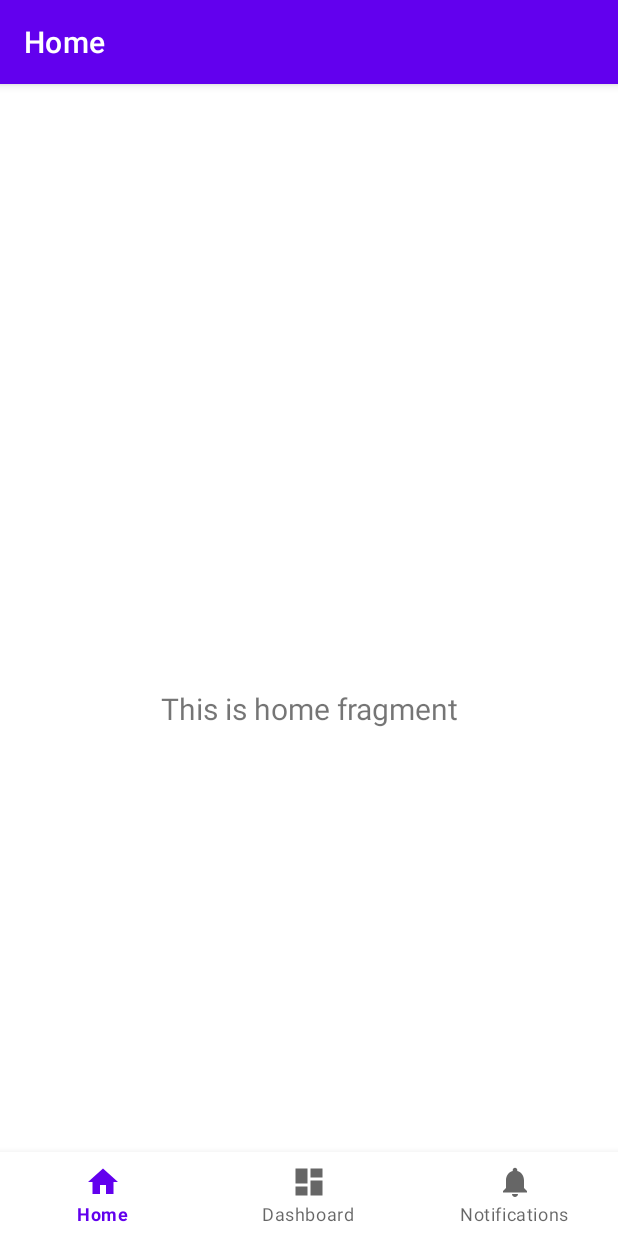
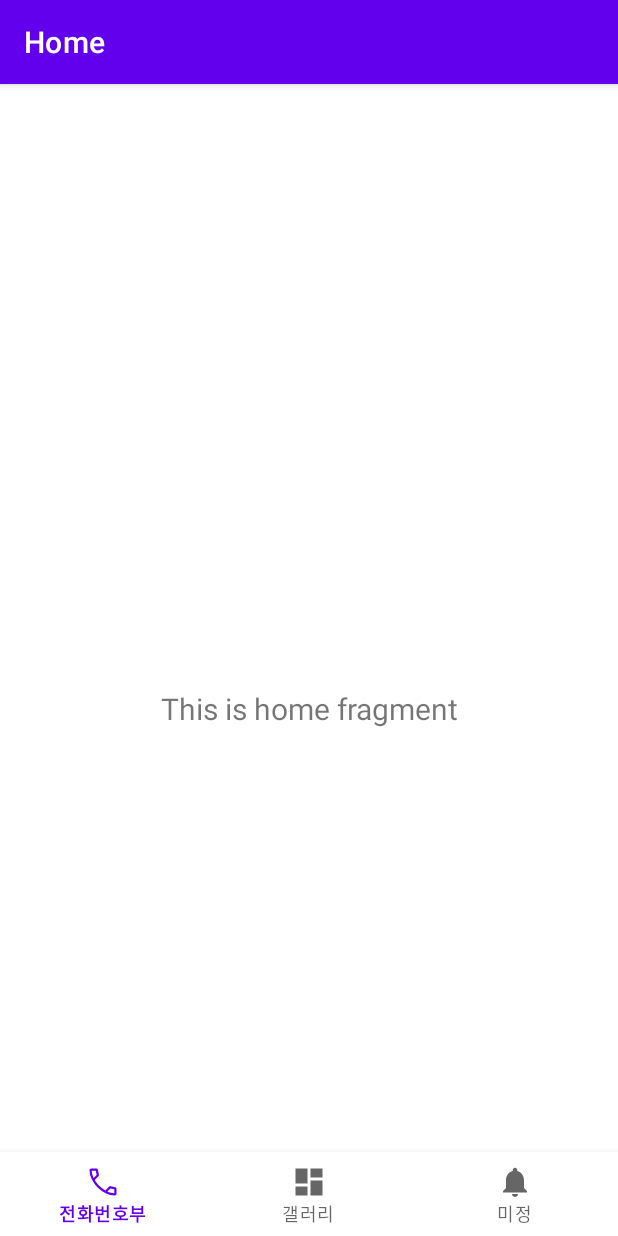
Before and after one commit to hyunseo-k/hw1, an Android app: the screen it shows after launch (MainActivity), on a phone screen of 412 x 824 dp. Run offline under Robolectric (Android 15) with nearby library versions, the phone set to English and light mode, and no system bars; our stand-ins replace navigation-ui.

Commit message:
menu bar 수정

```diff
--- /dev/null
+++ b/app/src/main/res/drawable/ic_phone.xml
@@ -0,0 +1,4 @@
+<vector android:height="24dp" android:viewportHeight="960"
+    android:viewportWidth="960" android:width="24dp" xmlns:android="http://schemas.android.com/apk/res/android">
+    <path android:fillColor="#FF000000" android:pathData="M795,840q-122,0 -242.5,-60T336,624q-96,-96 -156,-216.5T120,165q0,-19.29 12.86,-32.14T165,120h140q13.61,0 24.31,9.5Q340,139 343,155l27,126q2,14 -0.5,25.5T359,326L259,427q56,93 125.5,162T542,706l95,-98q10,-11 23,-15.5t26,-1.5l119,26q15.31,3.38 25.16,15.19Q840,644 840,660v135q0,19.29 -12.86,32.14T795,840ZM229,372l81,-82 -23,-110L180,180q0,39 12,85.5T229,372ZM598,735q41,19 89,31t93,14v-107l-103,-21 -79,83ZM229,372ZM598,735Z"/>
+</vector>
--- a/app/src/main/res/menu/bottom_nav_menu.xml
+++ b/app/src/main/res/menu/bottom_nav_menu.xml
@@ -3,17 +3,17 @@
 
     <item
         android:id="@+id/navigation_home"
-        android:icon="@drawable/ic_home_black_24dp"
-        android:title="@string/title_home" />
+        android:icon="@drawable/ic_phone"
+        android:title="전화번호부" />
 
     <item
         android:id="@+id/navigation_dashboard"
         android:icon="@drawable/ic_dashboard_black_24dp"
-        android:title="@string/title_dashboard" />
+        android:title="갤러리" />
 
     <item
         android:id="@+id/navigation_notifications"
         android:icon="@drawable/ic_notifications_black_24dp"
-        android:title="@string/title_notifications" />
+        android:title="미정" />
 
 </menu>
```
